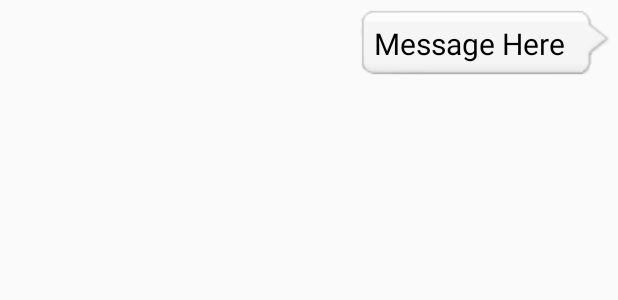
After one commit to bergerm/BGFinder, an Android app: the layout chat_bubble_sent.xml on its own in the app's theme, with its tools: preview values and no code run, on a phone screen of 412 x 824 dp. The commit adds this screen. Shown: the top 300 px of the screen. Run offline under Robolectric (Android 15) with nearby library versions, the phone set to English and light mode, and no system bars.

Commit message:
Each table has now its own chat

```diff
--- a/app/src/main/AndroidManifest.xml
+++ b/app/src/main/AndroidManifest.xml
@@ -24,6 +24,7 @@
         </activity>
         <activity android:name=".NewTableActivity"></activity>
         <activity android:name=".EditTableActivity"></activity>
+        <activity android:name=".ChatActivity"></activity>
     </application>
 
 </manifest>
--- /dev/null
+++ b/app/src/main/res/layout/chat_bubble_sent.xml
@@ -0,0 +1,41 @@
+<?xml version="1.0" encoding="utf-8"?>
+<LinearLayout xmlns:android="http://schemas.android.com/apk/res/android"
+    android:layout_width="fill_parent"
+    android:layout_height="wrap_content" >
+
+    <LinearLayout
+        android:id="@+id/chat_bubble"
+        android:layout_width="fill_parent"
+        android:layout_height="wrap_content"
+        android:orientation="vertical">
+
+        <TextView
+            android:layout_width="wrap_content"
+
+            android:layout_height="wrap_content"
+            android:text="sender"
+            android:layout_marginRight="30dp"
+            android:layout_marginTop="10dp"
+            android:textSize="20dp"
+            android:textColor="@android:color/holo_blue_dark"
+            android:layout_gravity="right"
+            android:id="@+id/chat_bubble_user_name"
+            android:visibility="gone"/>
+
+        <TextView
+            android:id="@+id/chat_bubble_message"
+            android:layout_width="wrap_content"
+            android:layout_height="wrap_content"
+            android:layout_gravity="right"
+            android:layout_margin="5dip"
+            android:background="@drawable/bubble2"
+            android:paddingLeft="10dp"
+            android:paddingRight="30dp"
+            android:paddingBottom="10dp"
+            android:paddingTop="10dp"
+            android:textSize="20dp"
+            android:text="Message Here"
+            android:textColor="@android:color/primary_text_light"/>
+    </LinearLayout>
+
+</LinearLayout>
```
Also changed, not shown: app/src/main/java/com/bgonline/bgfinder/ChatActivity.java (added, +102 -0 lines), app/src/main/java/com/bgonline/bgfinder/ChatBubble.java (added, +11 -0 lines), app/src/main/java/com/bgonline/bgfinder/ChatBubblesListAdapter.java (added, +71 -0 lines), app/src/main/java/com/bgonline/bgfinder/TablesFragment.java (+5 -2 lines), app/src/main/res/layout/chat_bubble_received.xml (added, +39 -0 lines), app/src/main/res/layout/chat_layout.xml (added, +49 -0 lines), app/src/main/res/drawable/bubble1.9.png (added), app/src/main/res/drawable/bubble2.9.png (added), app/src/main/res/drawable/send.png (added), app/src/main/res/drawable/send_selected.png (added).
